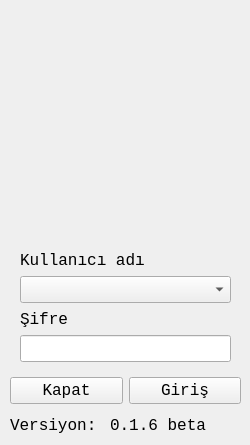
Old version of the form loginform.ui in the repository mamoo81/bhss.
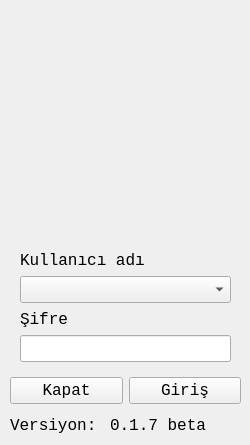
New version of the form. Icons and pictures are not drawn.

```diff
--- a/loginform.ui
+++ b/loginform.ui
@@ -144,7 +144,7 @@
      </rect>
     </property>
     <property name="text">
-     <string>0.1.6 beta</string>
+     <string>0.1.7 beta</string>
     </property>
    </widget>
    <widget class="QLabel" name="label_4">
```
